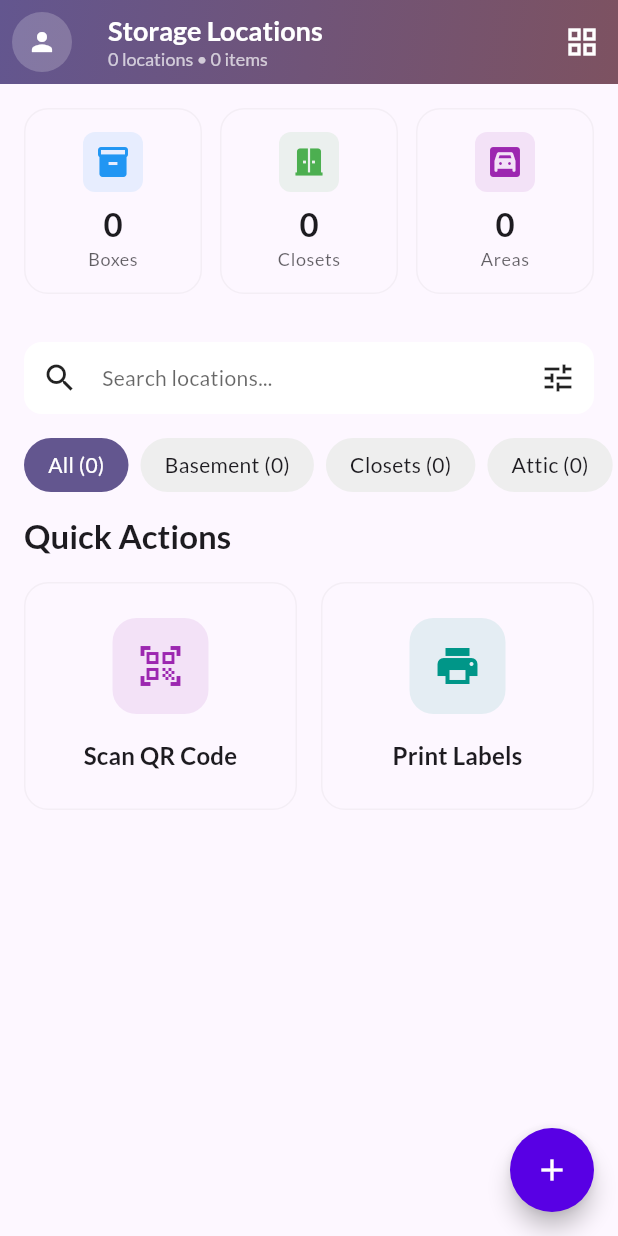
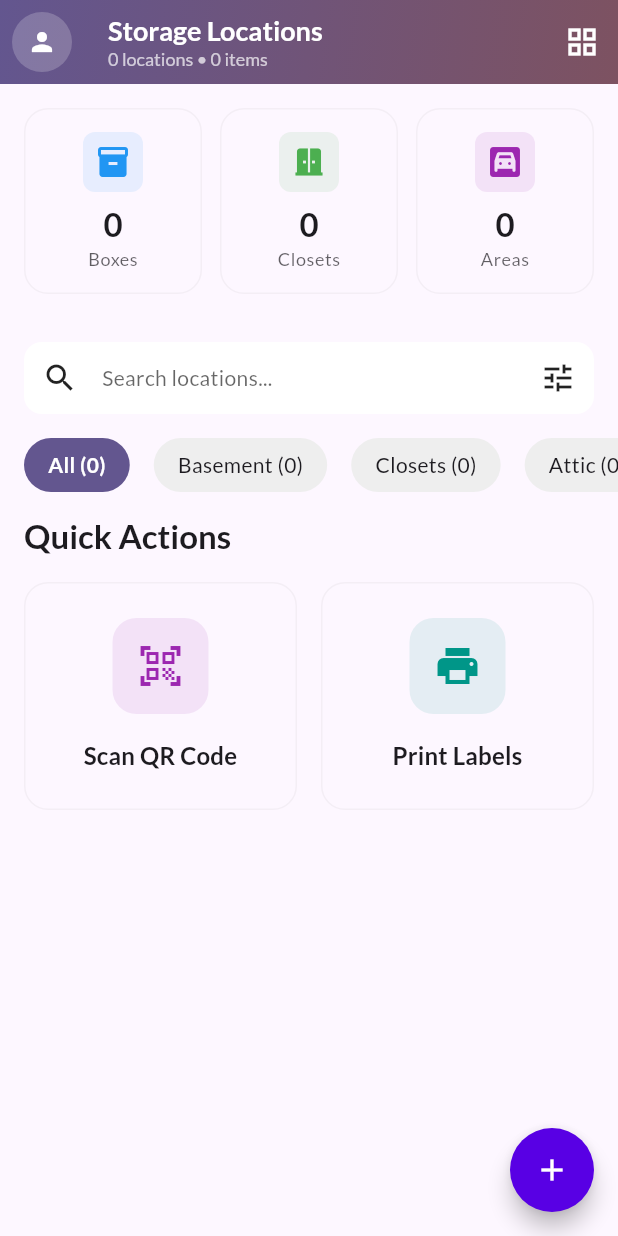
Before and after one commit to MoemenMostafa/SeasonBox, a Flutter app: the StorageScreen screen opened by its route, on a phone screen of 412 x 824 dp. Run offline on Flutter 3.47's test engine with Material 3 defaults, Android fonts, the phone set to English and light mode, and no system bars; our stand-ins replace cloud_firestore, drift, firebase_auth, firebase_core, go_router, google_fonts and 2 more; accounts and stored records are empty; generated files the repository leaves out were written again.

Commit message:
feat: introduce CapacityIndicator and SeasonBoxFilterChip widgets and integrate them into items and storage screens.

```diff
--- a/lib/features/storage/screens/storage_screen.dart
+++ b/lib/features/storage/screens/storage_screen.dart
@@ -6,6 +6,8 @@ import '../../../data/repositories/storage_location_repository.dart';
 import '../../../widgets/season_box_app_bar.dart';
 import '../../../widgets/app_card.dart';
 import '../../../widgets/season_box_add_button.dart';
+import '../../../widgets/capacity_indicator.dart';
+import '../../../widgets/season_box_filter_chip.dart';
 import '../../../widgets/skeleton_container.dart';
 
 class StorageScreen extends StatefulWidget {
@@ -276,57 +278,38 @@ class _StorageScreenState extends State<StorageScreen> {
           padding: const EdgeInsets.symmetric(horizontal: 16),
           child: Row(
             children: [
-              _buildFilterChip('All', _locations.length, theme),
+              SeasonBoxFilterChip(
+                label: 'All',
+                isSelected: _selectedFilter == 'All',
+                onTap: () => setState(() => _selectedFilter = 'All'),
+                count: _locations.length,
+              ),
               const SizedBox(width: 8),
-              _buildFilterChip(
-                  'Basement',
-                  _locations.where((l) => l.name.contains('Basement')).length,
-                  theme),
+              SeasonBoxFilterChip(
+                label: 'Basement',
+                isSelected: _selectedFilter == 'Basement',
+                onTap: () => setState(() => _selectedFilter = 'Basement'),
+                count:
+                    _locations.where((l) => l.name.contains('Basement')).length,
+              ),
               const SizedBox(width: 8),
-              _buildFilterChip('Closets',
-                  _locations.where((l) => l.type == 'Closet').length, theme),
+              SeasonBoxFilterChip(
+                label: 'Closets',
+                isSelected: _selectedFilter == 'Closets',
+                onTap: () => setState(() => _selectedFilter = 'Closets'),
+                count: _locations.where((l) => l.type == 'Closet').length,
+              ),
               const SizedBox(width: 8),
-              _buildFilterChip(
-                  'Attic',
-                  _locations.where((l) => l.name.contains('Attic')).length,
-                  theme),
+              SeasonBoxFilterChip(
+                label: 'Attic',
+                isSelected: _selectedFilter == 'Attic',
+                onTap: () => setState(() => _selectedFilter = 'Attic'),
+                count: _locations.where((l) => l.name.contains('Attic')).length,
+              ),
             ],
           ),
         ),
       ],
-    );
-  }
-
-  Widget _buildFilterChip(String label, int count, ThemeData theme) {
-    final isSelected = _selectedFilter == label ||
-        (label.startsWith(_selectedFilter) && _selectedFilter != 'All');
-    final isDark = theme.brightness == Brightness.dark;
-
-    return GestureDetector(
-      onTap: () {
-        setState(() {
-          _selectedFilter = label;
-        });
-      },
-      child: Container(
-        padding: const EdgeInsets.symmetric(horizontal: 16, vertical: 8),
-        decoration: BoxDecoration(
-          color: isSelected
-              ? theme.colorScheme.primary
-              : (isDark
-                  ? Colors.white.withValues(alpha: 0.1)
-                  : Colors.grey[200]),
-          borderRadius: BorderRadius.circular(20),
-        ),
-        child: Text(
-          '$label ($count)',
-          style: TextStyle(
-            color:
-                isSelected ? Colors.white : theme.textTheme.bodyMedium?.color,
-            fontWeight: FontWeight.w500,
-          ),
-        ),
-      ),
     );
   }
 
@@ -431,20 +414,8 @@ class _StorageScreenState extends State<StorageScreen> {
             padding: const EdgeInsets.only(top: 8),
             child: Row(
               children: [
-                Container(
-                  padding:
-                      const EdgeInsets.symmetric(horizontal: 8, vertical: 4),
-                  decoration: BoxDecoration(
-                    color: Colors.orange.withValues(alpha: 0.2),
-                    borderRadius: BorderRadius.circular(4),
-                  ),
-                  child: const Text(
-                    '95% Full',
-                    style: TextStyle(
-                        color: Colors.orange,
-                        fontSize: 12,
-                        fontWeight: FontWeight.bold),
-                  ),
+                const CapacityIndicator(
+                  percentage: 95,
                 ),
                 const SizedBox(width: 8),
                 if (location.qrCodeId != null)
--- /dev/null
+++ b/lib/widgets/season_box_filter_chip.dart
@@ -0,0 +1,48 @@
+import 'package:flutter/material.dart';
+
+class SeasonBoxFilterChip extends StatelessWidget {
+  final String label;
+  final bool isSelected;
+  final VoidCallback onTap;
+  final int? count;
+
+  const SeasonBoxFilterChip({
+    super.key,
+    required this.label,
+    required this.isSelected,
+    required this.onTap,
+    this.count,
+  });
+
+  @override
+  Widget build(BuildContext context) {
+    final theme = Theme.of(context);
+    final isDark = theme.brightness == Brightness.dark;
+
+    return Padding(
+      padding: const EdgeInsets.only(right: 8),
+      child: GestureDetector(
+        onTap: onTap,
+        child: Container(
+          padding: const EdgeInsets.symmetric(horizontal: 16, vertical: 8),
+          decoration: BoxDecoration(
+            color: isSelected
+                ? theme.colorScheme.primary
+                : (isDark
+                    ? Colors.white.withValues(alpha: 0.1)
+                    : Colors.grey[200]),
+            borderRadius: BorderRadius.circular(20),
+          ),
+          child: Text(
+            count != null ? '$label ($count)' : label,
+            style: TextStyle(
+              color:
+                  isSelected ? Colors.white : theme.textTheme.bodyMedium?.color,
+              fontWeight: isSelected ? FontWeight.bold : FontWeight.w500,
+            ),
+          ),
+        ),
+      ),
+    );
+  }
+}
```
Also changed, not shown: lib/features/items/screens/items_screen.dart (+36 -32 lines), lib/widgets/capacity_indicator.dart (added, +44 -0 lines).
